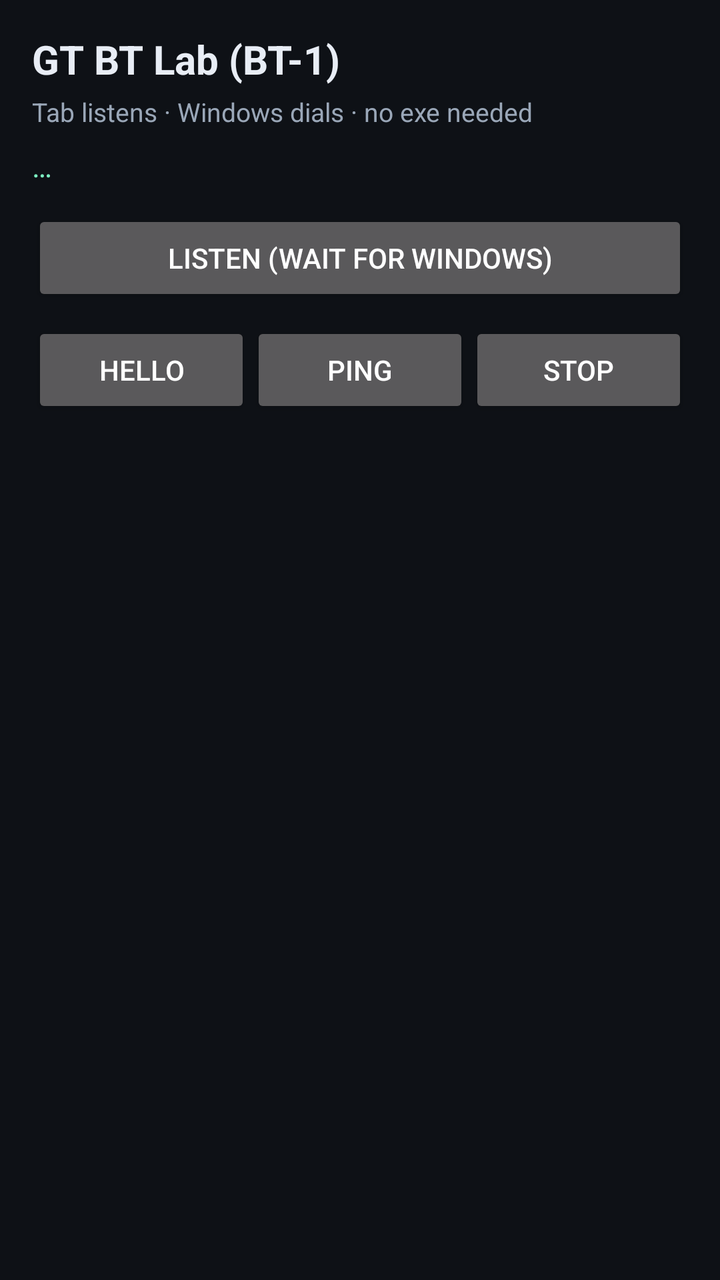
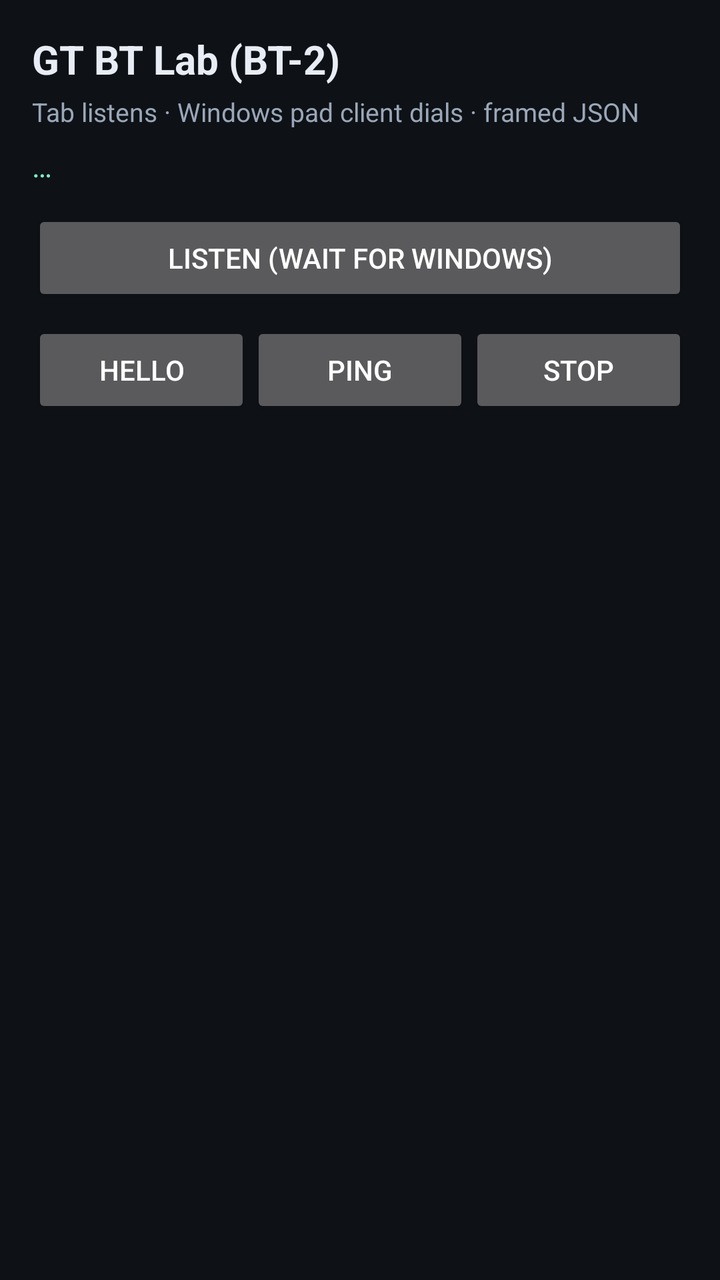

The first picture is an Android layout as it rendered before a commit; the second is the same layout after the commit. The layout source and the unified diff follow.
<!-- AndroidManifest.xml: activity theme Theme.GalaxyTrackpad -->
<!-- res/layout/activity_bt_lab.xml -->
<?xml version="1.0" encoding="utf-8"?>
<LinearLayout xmlns:android="http://schemas.android.com/apk/res/android"
    android:layout_width="match_parent"
    android:layout_height="match_parent"
    android:orientation="vertical"
    android:padding="16dp"
    android:background="#0e1116">

    <TextView
        android:layout_width="match_parent"
        android:layout_height="wrap_content"
        android:text="GT BT Lab (BT-1)"
        android:textColor="#e8edf5"
        android:textSize="20sp"
        android:textStyle="bold" />

    <TextView
        android:layout_width="match_parent"
        android:layout_height="wrap_content"
        android:layout_marginTop="4dp"
        android:text="Tab listens · Windows dials · no exe needed"
        android:textColor="#9aa7b8"
        android:textSize="13sp" />

    <TextView
        android:id="@+id/btStatus"
        android:layout_width="match_parent"
        android:layout_height="wrap_content"
        android:layout_marginTop="8dp"
        android:textColor="#7CF0C2"
        android:textSize="15sp"
        android:text="…" />

    <Button
        android:id="@+id/btListen"
        android:layout_width="match_parent"
        android:layout_height="wrap_content"
        android:layout_marginTop="12dp"
        android:text="Listen (wait for Windows)" />

    <LinearLayout
        android:layout_width="match_parent"
        android:layout_height="wrap_content"
        android:orientation="horizontal"
        android:layout_marginTop="8dp">

        <Button
            android:id="@+id/btHello"
            android:layout_width="0dp"
            android:layout_height="wrap_content"
            android:layout_weight="1"
            android:text="HELLO" />

        <Button
            android:id="@+id/btPing"
            android:layout_width="0dp"
            android:layout_height="wrap_content"
            android:layout_weight="1"
            android:text="PING" />

        <Button
            android:id="@+id/btStop"
            android:layout_width="0dp"
            android:layout_height="wrap_content"
            android:layout_weight="1"
            android:text="Stop" />
    </LinearLayout>

    <ScrollView
        android:layout_width="match_parent"
        android:layout_height="0dp"
        android:layout_weight="1"
        android:layout_marginTop="12dp">

        <TextView
            android:id="@+id/btLog"
            android:layout_width="match_parent"
            android:layout_height="wrap_content"
            android:textColor="#9aa7b8"
            android:textSize="12sp"
            android:typeface="monospace" />
    </ScrollView>
</LinearLayout>
<!-- resources referenced by this layout -->
<resources>
  <style name="Theme.GalaxyTrackpad" parent="Theme.AppCompat.NoActionBar">
          <item name="android:windowBackground">@color/trackpad_bg</item>
          <item name="android:statusBarColor">@color/trackpad_bg</item>
          <item name="android:navigationBarColor">@color/trackpad_bg</item>
          <item name="android:windowFullscreen">true</item>
          <item name="android:windowLayoutInDisplayCutoutMode">shortEdges</item>
      </style>
  <color name="trackpad_bg">#15191F</color>
</resources>

<!-- the commit's change to res/layout/activity_bt_lab.xml (unified diff, before → after) -->
@@ -3,74 +3,91 @@
     android:layout_width="match_parent"
     android:layout_height="match_parent"
     android:orientation="vertical"
-    android:padding="16dp"
     android:background="#0e1116">
 
-    <TextView
+    <LinearLayout
+        android:id="@+id/btChrome"
         android:layout_width="match_parent"
         android:layout_height="wrap_content"
-        android:text="GT BT Lab (BT-1)"
-        android:textColor="#e8edf5"
-        android:textSize="20sp"
-        android:textStyle="bold" />
+        android:orientation="vertical"
+        android:padding="16dp">
 
-    <TextView
-        android:layout_width="match_parent"
-        android:layout_height="wrap_content"
-        android:layout_marginTop="4dp"
-        android:text="Tab listens · Windows dials · no exe needed"
-        android:textColor="#9aa7b8"
-        android:textSize="13sp" />
+        <TextView
+            android:layout_width="match_parent"
+            android:layout_height="wrap_content"
+            android:text="GT BT Lab (BT-2)"
+            android:textColor="#e8edf5"
+            android:textSize="20sp"
+            android:textStyle="bold" />
 
-    <TextView
-        android:id="@+id/btStatus"
-        android:layout_width="match_parent"
-        android:layout_height="wrap_content"
-        android:layout_marginTop="8dp"
-        android:textColor="#7CF0C2"
-        android:textSize="15sp"
-        android:text="…" />
+        <TextView
+            android:layout_width="match_parent"
+            android:layout_height="wrap_content"
+            android:layout_marginTop="4dp"
+            android:text="Tab listens · Windows pad client dials · framed JSON"
+            android:textColor="#9aa7b8"
+            android:textSize="13sp" />
 
-    <Button
-        android:id="@+id/btListen"
-        android:layout_width="match_parent"
-        android:layout_height="wrap_content"
-        android:layout_marginTop="12dp"
-        android:text="Listen (wait for Windows)" />
-
-    <LinearLayout
-        android:layout_width="match_parent"
-        android:layout_height="wrap_content"
-        android:orientation="horizontal"
-        android:layout_marginTop="8dp">
+        <TextView
+            android:id="@+id/btStatus"
+            android:layout_width="match_parent"
+            android:layout_height="wrap_content"
+            android:layout_marginTop="8dp"
+            android:textColor="#7CF0C2"
+            android:textSize="15sp"
+            android:text="…" />
 
         <Button
-            android:id="@+id/btHello"
-            android:layout_width="0dp"
+            android:id="@+id/btListen"
+            android:layout_width="match_parent"
             android:layout_height="wrap_content"
-            android:layout_weight="1"
-            android:text="HELLO" />
+            android:layout_marginTop="12dp"
+            android:text="Listen (wait for Windows)" />
 
-        <Button
-            android:id="@+id/btPing"
-            android:layout_width="0dp"
+        <LinearLayout
+            android:layout_width="match_parent"
             android:layout_height="wrap_content"
-            android:layout_weight="1"
-            android:text="PING" />
+            android:orientation="horizontal"
+            android:layout_marginTop="8dp">
 
-        <Button
-            android:id="@+id/btStop"
-            android:layout_width="0dp"
-            android:layout_height="wrap_content"
-            android:layout_weight="1"
-            android:text="Stop" />
+            <Button
+                android:id="@+id/btHello"
+                android:layout_width="0dp"
+                android:layout_height="wrap_content"
+                android:layout_weight="1"
+                android:text="HELLO" />
+
+            <Button
+                android:id="@+id/btPing"
+                android:layout_width="0dp"
+                android:layout_height="wrap_content"
+                android:layout_weight="1"
+                android:text="PING" />
+
+            <Button
+                android:id="@+id/btStop"
+                android:layout_width="0dp"
+                android:layout_height="wrap_content"
+                android:layout_weight="1"
+                android:text="Stop" />
+        </LinearLayout>
     </LinearLayout>
 
-    <ScrollView
+    <WebView
+        android:id="@+id/btPadWeb"
         android:layout_width="match_parent"
         android:layout_height="0dp"
         android:layout_weight="1"
-        android:layout_marginTop="12dp">
+        android:visibility="gone" />
+
+    <ScrollView
+        android:id="@+id/btLogScroll"
+        android:layout_width="match_parent"
+        android:layout_height="0dp"
+        android:layout_weight="1"
+        android:paddingLeft="16dp"
+        android:paddingRight="16dp"
+        android:paddingBottom="16dp">
 
         <TextView
             android:id="@+id/btLog"
